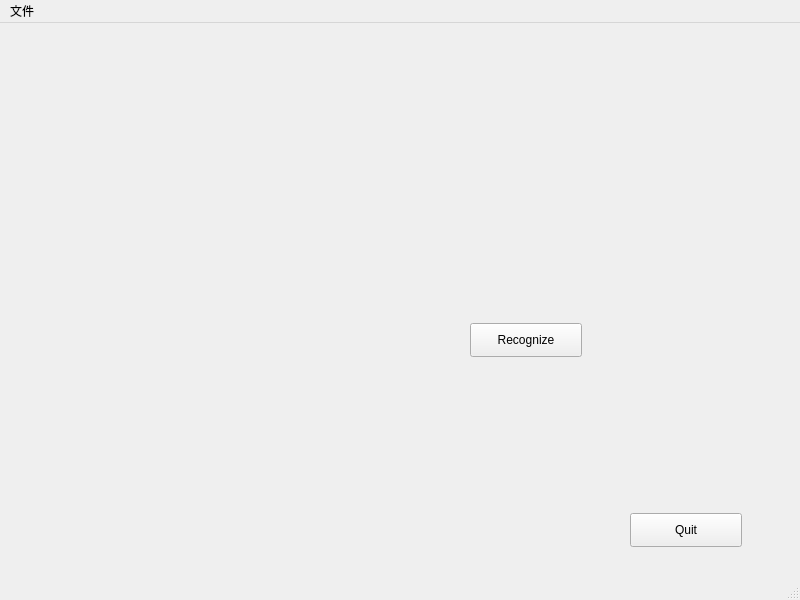
Above: CAPTCHA.ui from babopo/CAPTCHArecognizer before the change. Below: the same form after it.
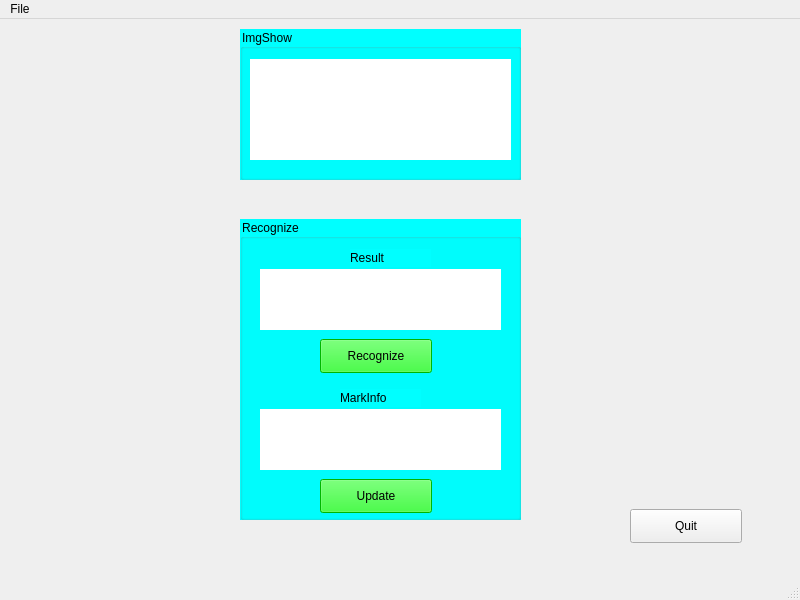
That is the form after the change.

What changed in the file:
```diff
--- a/CAPTCHA.ui
+++ b/CAPTCHA.ui
@@ -14,19 +14,9 @@
    <string>MainWindow</string>
   </property>
   <widget class="QWidget" name="centralwidget">
-   <widget class="QLabel" name="originalpic">
-    <property name="geometry">
-     <rect>
-      <x>320</x>
-      <y>200</y>
-      <width>120</width>
-      <height>40</height>
-     </rect>
-    </property>
-    <property name="text">
-     <string/>
-    </property>
-   </widget>
+   <property name="styleSheet">
+    <string notr="true"/>
+   </property>
    <widget class="QPushButton" name="Quit">
     <property name="geometry">
      <rect>
@@ -40,31 +30,146 @@
      <string>Quit</string>
     </property>
    </widget>
-   <widget class="QLabel" name="result">
+   <widget class="QGroupBox" name="ImgShow">
     <property name="geometry">
      <rect>
-      <x>330</x>
-      <y>300</y>
-      <width>81</width>
-      <height>18</height>
+      <x>240</x>
+      <y>10</y>
+      <width>281</width>
+      <height>151</height>
      </rect>
     </property>
-    <property name="text">
-     <string/>
+    <property name="styleSheet">
+     <string notr="true">background-color: rgb(0, 255, 255);</string>
     </property>
+    <property name="title">
+     <string>ImgShow</string>
+    </property>
+    <widget class="QLabel" name="originalpic">
+     <property name="geometry">
+      <rect>
+       <x>10</x>
+       <y>30</y>
+       <width>261</width>
+       <height>101</height>
+      </rect>
+     </property>
+     <property name="styleSheet">
+      <string notr="true">background-color: rgb(255, 255, 255);</string>
+     </property>
+     <property name="text">
+      <string/>
+     </property>
+    </widget>
    </widget>
-   <widget class="QPushButton" name="rec">
+   <widget class="QGroupBox" name="REC">
     <property name="geometry">
      <rect>
-      <x>470</x>
-      <y>300</y>
-      <width>112</width>
-      <height>34</height>
+      <x>240</x>
+      <y>200</y>
+      <width>281</width>
+      <height>301</height>
      </rect>
     </property>
-    <property name="text">
+    <property name="styleSheet">
+     <string notr="true">background-color: rgb(0, 255, 255);</string>
+    </property>
+    <property name="title">
      <string>Recognize</string>
     </property>
+    <widget class="QLabel" name="result">
+     <property name="geometry">
+      <rect>
+       <x>20</x>
+       <y>50</y>
+       <width>241</width>
+       <height>61</height>
+      </rect>
+     </property>
+     <property name="styleSheet">
+      <string notr="true">background-color: rgb(255, 255, 255);</string>
+     </property>
+     <property name="text">
+      <string/>
+     </property>
+    </widget>
+    <widget class="QPushButton" name="rec">
+     <property name="geometry">
+      <rect>
+       <x>80</x>
+       <y>120</y>
+       <width>112</width>
+       <height>34</height>
+      </rect>
+     </property>
+     <property name="styleSheet">
+      <string notr="true">background-color: rgb(0, 255, 0);
+font: 9pt &quot;Microsoft YaHei UI&quot;;</string>
+     </property>
+     <property name="text">
+      <string>Recognize</string>
+     </property>
+    </widget>
+    <widget class="QLabel" name="revise">
+     <property name="geometry">
+      <rect>
+       <x>20</x>
+       <y>190</y>
+       <width>241</width>
+       <height>61</height>
+      </rect>
+     </property>
+     <property name="styleSheet">
+      <string notr="true">
+background-color: rgb(255, 255, 255);</string>
+     </property>
+     <property name="text">
+      <string/>
+     </property>
+    </widget>
+    <widget class="QLabel" name="label">
+     <property name="geometry">
+      <rect>
+       <x>110</x>
+       <y>30</y>
+       <width>81</width>
+       <height>18</height>
+      </rect>
+     </property>
+     <property name="text">
+      <string>Result</string>
+     </property>
+    </widget>
+    <widget class="QLabel" name="label_2">
+     <property name="geometry">
+      <rect>
+       <x>100</x>
+       <y>170</y>
+       <width>81</width>
+       <height>18</height>
+      </rect>
+     </property>
+     <property name="text">
+      <string>MarkInfo</string>
+     </property>
+    </widget>
+    <widget class="QPushButton" name="update">
+     <property name="geometry">
+      <rect>
+       <x>80</x>
+       <y>260</y>
+       <width>112</width>
+       <height>34</height>
+      </rect>
+     </property>
+     <property name="styleSheet">
+      <string notr="true">background-color: rgb(0, 255, 0);
+font: 9pt &quot;Microsoft YaHei UI&quot;;</string>
+     </property>
+     <property name="text">
+      <string>Update</string>
+     </property>
+    </widget>
    </widget>
   </widget>
   <widget class="QMenuBar" name="menubar">
@@ -78,7 +183,7 @@
    </property>
    <widget class="QMenu" name="menu">
     <property name="title">
-     <string>文件</string>
+     <string>File</string>
     </property>
     <addaction name="fileopen"/>
    </widget>
```
Left out of the diff: 27 changed lines with no effect on the pictures.
